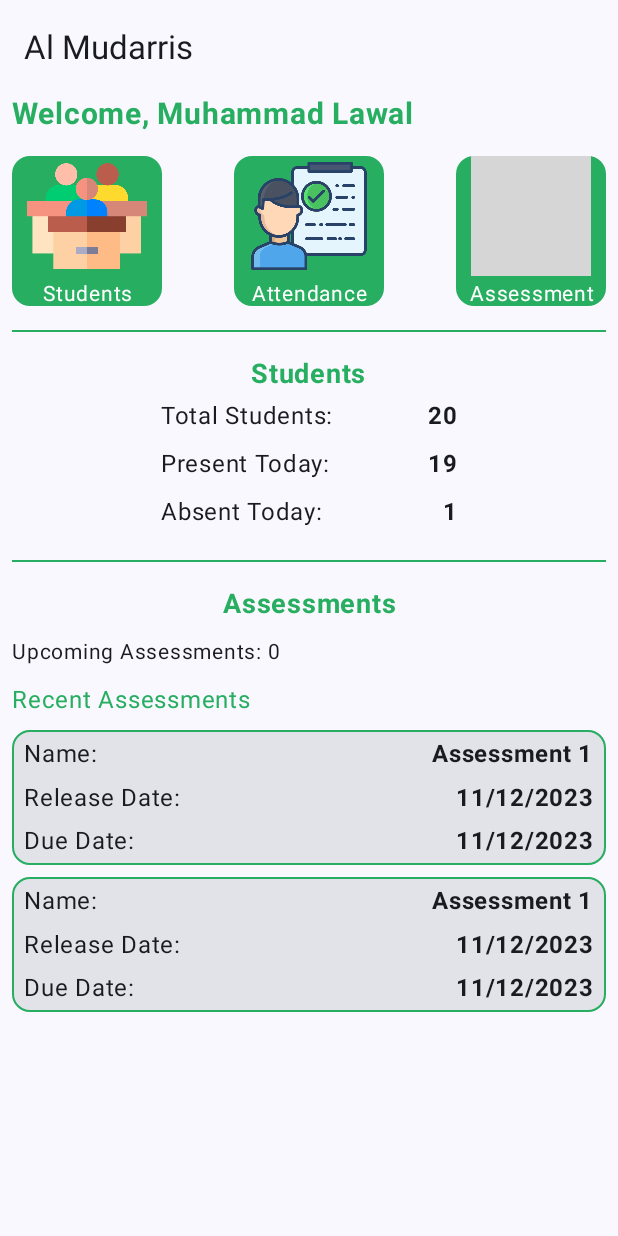
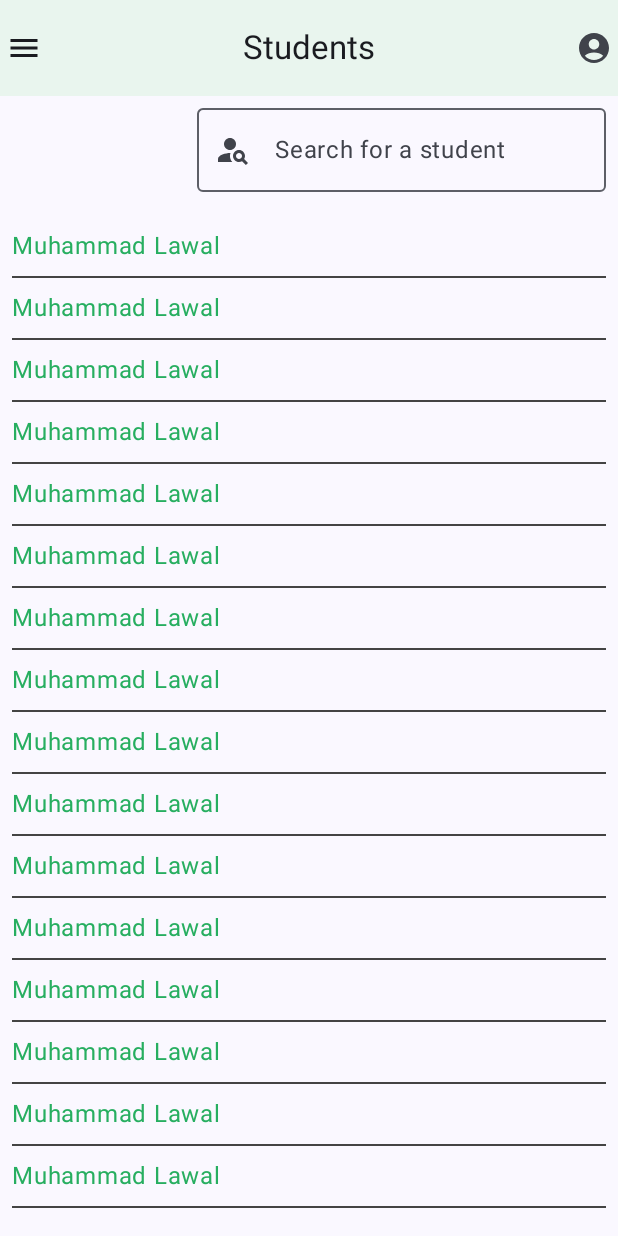
Before and after one commit to Abbaraees/al-mudarris, an Android app built with Jetpack Compose: the DashboardScreen screen opened through its navigation route, after a tap on "Students", on a phone screen of 412 x 824 dp. Run offline under Robolectric (Android 15) with nearby library versions, the phone set to English and light mode, and no system bars; grey boxes are pictures that could not be loaded.

Commit message:
feat: Implement Students Screen UI
Create the user interface for the students list screen, showcasing a clean and organized display for enrolled students in the class.

```diff
--- a/app/src/main/java/com/example/al_mudarris/navigations/Destinations.kt
+++ b/app/src/main/java/com/example/al_mudarris/navigations/Destinations.kt
@@ -19,3 +19,8 @@ object Dashboard:Destinations {
     override val name = "dashboard"
     override val route = "dashboard"
 }
+
+object Students:Destinations {
+    override val name = "students"
+    override val route = "students"
+}
--- a/app/src/main/java/com/example/al_mudarris/navigations/MainNavigation.kt
+++ b/app/src/main/java/com/example/al_mudarris/navigations/MainNavigation.kt
@@ -17,6 +17,7 @@ import com.example.al_mudarris.presentation.view.loginScreen.LoginScreen
 import com.example.al_mudarris.presentation.view.loginScreen.viewModels.LoginViewModel
 import com.example.al_mudarris.presentation.view.setupScreen.SetupScreen
 import com.example.al_mudarris.presentation.view.setupScreen.viewmodels.SetupViewModel
+import com.example.al_mudarris.presentation.view.studentsScreen.StudentsScreen
 
 @Composable
 fun MainNavigation() {
@@ -50,7 +51,10 @@ fun MainNavigation() {
         }
         navigation("dashboard", "main") {
             composable(Dashboard.route) {
-                DashboardScreen()
+                DashboardScreen(navController)
+            }
+            composable(Students.route) {
+                StudentsScreen(navController)
             }
         }
     }
--- a/app/src/main/java/com/example/al_mudarris/presentation/view/components/ActionMenuItem.kt
+++ b/app/src/main/java/com/example/al_mudarris/presentation/view/components/ActionMenuItem.kt
@@ -29,12 +29,12 @@ import com.example.al_mudarris.ui.theme.MyGreen
 @OptIn(ExperimentalMaterial3Api::class)
 @Composable
 fun ActionMenuItem(
+    modifier: Modifier = Modifier
+        .width(100.dp)
+        .height(100.dp),
     name: String = "Students",
     paintDrawable: Int = R.drawable.school,
     onClick: () -> Unit = {},
-    modifier: Modifier = Modifier
-        .width(100.dp)
-        .height(100.dp),
 ) {
     Card(
         onClick = { onClick() },
--- /dev/null
+++ b/app/src/main/java/com/example/al_mudarris/presentation/view/components/MyTopAppBar.kt
@@ -0,0 +1,29 @@
+package com.example.al_mudarris.presentation.view.components
+
+import androidx.compose.material.icons.Icons
+import androidx.compose.material.icons.filled.AccountCircle
+import androidx.compose.material.icons.filled.Menu
+import androidx.compose.material3.CenterAlignedTopAppBar
+import androidx.compose.material3.ExperimentalMaterial3Api
+import androidx.compose.material3.Icon
+import androidx.compose.material3.Text
+import androidx.compose.material3.TopAppBarDefaults
+import androidx.compose.material3.TopAppBarScrollBehavior
+import androidx.compose.runtime.Composable
+import com.example.al_mudarris.ui.theme.TopAppBarColor
+
+@OptIn(ExperimentalMaterial3Api::class)
+@Composable
+fun MyTopAppBar(title: String, scrollBehaviour: TopAppBarScrollBehavior? = null) {
+    CenterAlignedTopAppBar(
+        title = { Text(text = title) },
+        navigationIcon = {
+            Icon(imageVector = Icons.Default.Menu, contentDescription = "Menu Icon")
+        },
+        actions = {
+            Icon(imageVector = Icons.Default.AccountCircle, contentDescription = "User Account")
+        },
+        colors = TopAppBarDefaults.mediumTopAppBarColors(containerColor = TopAppBarColor),
+        scrollBehavior = scrollBehaviour
+    )
+}
--- a/app/src/main/java/com/example/al_mudarris/presentation/view/dashboardScreen/DashboardScreen.kt
+++ b/app/src/main/java/com/example/al_mudarris/presentation/view/dashboardScreen/DashboardScreen.kt
@@ -22,14 +22,18 @@ import androidx.compose.ui.text.style.TextAlign
 import androidx.compose.ui.tooling.preview.Preview
 import androidx.compose.ui.unit.dp
 import androidx.compose.ui.unit.sp
+import androidx.navigation.NavHostController
+import androidx.navigation.compose.rememberNavController
 import com.example.al_mudarris.R
+import com.example.al_mudarris.navigations.Students
 import com.example.al_mudarris.presentation.view.components.ActionMenuItem
 import com.example.al_mudarris.presentation.view.components.AssessmentCard
+import com.example.al_mudarris.presentation.view.components.MyTopAppBar
 import com.example.al_mudarris.ui.theme.MyGreen
 
 @OptIn(ExperimentalMaterial3Api::class)
 @Composable
-fun DashboardScreen() {
+fun DashboardScreen(navController: NavHostController) {
     val studentStats =listOf(
         "Total Students:" to "20",
         "Present Today:" to "19",
@@ -37,7 +41,7 @@ fun DashboardScreen() {
     )
     Scaffold(
         topBar = {
-            TopAppBar(title = { Text(text = "Al Mudarris") })
+            MyTopAppBar(title = "Al Mudarris")
         },
 
     ) { paddingValues ->
@@ -61,7 +65,13 @@ fun DashboardScreen() {
                     .padding(top = 16.dp)
                     .fillMaxWidth()
             ) {
-                ActionMenuItem(name = "Students", paintDrawable = R.drawable.school)
+                ActionMenuItem(
+                    name = "Students",
+                    paintDrawable =
+                    R.drawable.school
+                ) {
+                    navController.navigate(Students.route)
+                }
                 ActionMenuItem(name = "Attendance", paintDrawable = R.drawable.attendance_icon)
                 ActionMenuItem(name = "Assessment", paintDrawable = R.drawable.assessment_icon)
             }
@@ -140,5 +150,5 @@ fun DashboardScreen() {
 @Preview(showSystemUi = true)
 @Composable
 fun DashboardScreenPreview() {
-    DashboardScreen()
+    DashboardScreen(navController = rememberNavController())
 }
--- /dev/null
+++ b/app/src/main/java/com/example/al_mudarris/presentation/view/studentsScreen/StudentsScreen.kt
@@ -0,0 +1,94 @@
+package com.example.al_mudarris.presentation.view.studentsScreen
+
+import androidx.compose.foundation.clickable
+import androidx.compose.foundation.layout.Column
+import androidx.compose.foundation.layout.fillMaxSize
+import androidx.compose.foundation.layout.fillMaxWidth
+import androidx.compose.foundation.layout.padding
+import androidx.compose.foundation.lazy.LazyColumn
+import androidx.compose.material.icons.Icons
+import androidx.compose.material.icons.filled.PersonSearch
+import androidx.compose.material3.Divider
+import androidx.compose.material3.ExperimentalMaterial3Api
+import androidx.compose.material3.Icon
+import androidx.compose.material3.OutlinedTextField
+import androidx.compose.material3.Scaffold
+import androidx.compose.material3.Text
+import androidx.compose.material3.TopAppBarDefaults
+import androidx.compose.material3.rememberTopAppBarState
+import androidx.compose.runtime.Composable
+import androidx.compose.ui.Alignment
+import androidx.compose.ui.Modifier
+import androidx.compose.ui.graphics.Color
+import androidx.compose.ui.input.nestedscroll.nestedScroll
+import androidx.compose.ui.tooling.preview.Preview
+import androidx.compose.ui.unit.dp
+import androidx.navigation.NavHostController
+import androidx.navigation.compose.rememberNavController
+import com.example.al_mudarris.presentation.view.components.MyTopAppBar
+import com.example.al_mudarris.ui.theme.MyGreen
+
+@OptIn(ExperimentalMaterial3Api::class)
+@Composable
+fun StudentsScreen(navController: NavHostController) {
+    val scrollBehaviour = TopAppBarDefaults.enterAlwaysScrollBehavior(rememberTopAppBarState())
+    Scaffold(
+        modifier = Modifier.nestedScroll(scrollBehaviour.nestedScrollConnection),
+        topBar = {
+            MyTopAppBar("Students", scrollBehaviour)
+        },
+
+
+    ) {paddingValues ->
+        Column(
+            Modifier
+                .fillMaxSize()
+                .padding(paddingValues)
+        ) {
+            Column(
+                Modifier.fillMaxWidth(),
+                horizontalAlignment = Alignment.End
+            ) {
+                OutlinedTextField(
+                    value = "",
+                    onValueChange = {},
+                    leadingIcon = {
+                        Icon(imageVector = Icons.Default.PersonSearch, contentDescription = "search icon")
+                    },
+                    placeholder = {
+                        Text(text = "Search for a student")
+                    },
+                    modifier = Modifier
+                        .fillMaxWidth(.7f)
+                        .padding(8.dp)
+                )
+
+                LazyColumn(
+                    Modifier
+                        .fillMaxWidth()
+                        .padding(8.dp)
+                ) {
+                    items(50) {
+                        Text(
+                            text = "Muhammad Lawal",
+                            color = MyGreen,
+                            modifier = Modifier
+                                .padding(vertical = 8.dp)
+                                .clickable { }
+                                .fillMaxWidth()
+                        )
+                        Divider(thickness = 1.dp, color = Color.DarkGray)
+                    }
+                }
+            }
+        }
+    }
+
+}
+
+
+@Preview(showSystemUi = true)
+@Composable
+fun StudentsScreenPreview() {
+    StudentsScreen(navController = rememberNavController())
+}
--- a/app/src/main/java/com/example/al_mudarris/ui/theme/Color.kt
+++ b/app/src/main/java/com/example/al_mudarris/ui/theme/Color.kt
@@ -12,3 +12,4 @@ val Pink40 = Color(0xFF7D5260)
 
 val MyGreen = Color(0xFF27AE60)
 val MyRed = Color(0xFFEB5757)
+val TopAppBarColor = Color(0xE6E8F5ED)
```
